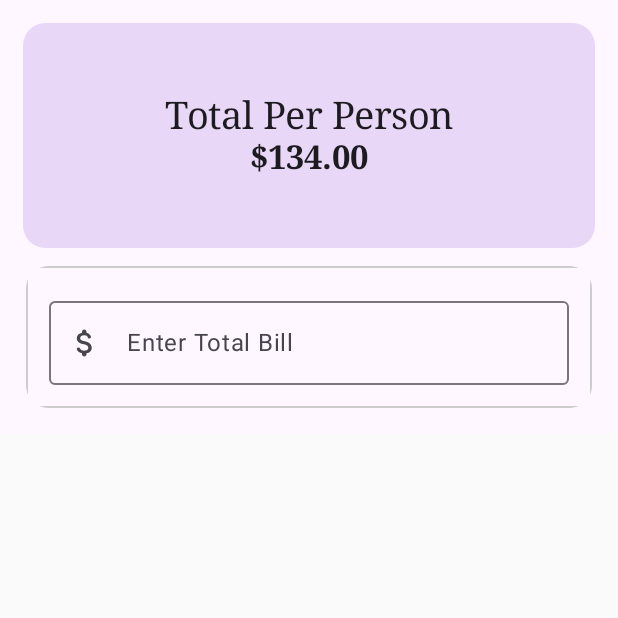
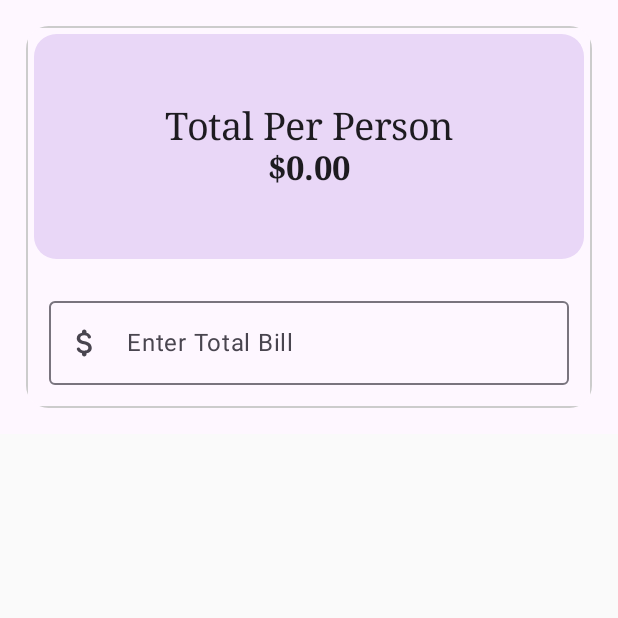
Before and after one commit to tamzidisrakadol/IntroToCompose, an Android app built with Jetpack Compose: the screen it shows after launch (MainActivity), on a phone screen of 412 x 824 dp, the top half of it. Run offline under Robolectric (Android 15) with nearby library versions, the light colour scheme and no system bars.

Commit message:
Intro to jetpack compose 1.Row and Column 2.Modifier 3.Lazy Column 4.CircularImage 5.side effect of jetpack compose -> launchedEffect, rememberCoroutineScope,rememberUpdateState,DisposableSideEffect
creating screens with compose
complete quotes app.
start a new login screen
complete login screen
working on TipCalculatorScreen
finish the TipCalculatorScreen

```diff
--- a/app/src/main/java/com/example/introtocompose/screens/TipCalculatorScreen.kt
+++ b/app/src/main/java/com/example/introtocompose/screens/TipCalculatorScreen.kt
@@ -56,12 +56,11 @@ import androidx.compose.ui.unit.sp
 @Preview(showSystemUi = true)
 @Composable
 fun TipCalculatorScreen() {
+
     Surface {
         Column(
             modifier = Modifier.padding(15.dp)
         ) {
-            TopHeader()
-            Spacer(modifier = Modifier.height(10.dp))
             MainContent()
         }
     }
@@ -69,7 +68,7 @@ fun TipCalculatorScreen() {
 
 
 @Composable
-fun TopHeader(totalPerPerson: Double = 134.0) {
+fun TopHeader(totalPerPerson: Double) {
     Surface(
         modifier = Modifier
             .fillMaxWidth()
@@ -140,6 +139,9 @@ fun BillForm(
     val tipAmountState = remember {
         mutableStateOf(0.0)
     }
+    val totalPerPersonState= remember {
+        mutableStateOf(0.0)
+    }
 
     val keyBoardController = LocalSoftwareKeyboardController.current
 
@@ -155,6 +157,8 @@ fun BillForm(
             verticalArrangement = Arrangement.Top,
             horizontalAlignment = Alignment.Start
         ) {
+            TopHeader(totalPerPersonState.value)
+            Spacer(modifier = Modifier.height(10.dp))
             InputFields(valueState = totalBillState,
                 labelId = "Enter Total Bill",
                 enabled = true,
@@ -217,7 +221,7 @@ fun BillForm(
                     )
                     Spacer(modifier = modify.width(180.dp))
                     Text(
-                        text = "${tipAmountState.value}", style = TextStyle(
+                        text = "$ ${tipAmountState.value}", style = TextStyle(
                             fontSize = 20.sp
                         )
                     )
@@ -242,6 +246,7 @@ fun BillForm(
                         onValueChange = {
                             sliderPositionState.value = it
                             tipAmountState.value = calculateTotalTip(totalBill = totalBillState.value.toDouble(), tipPercentage =  tipPercentage)
+                            totalPerPersonState.value= calculateTotalPerPerson(totalBillState.value.toDouble(),splitByState.value,tipPercentage)
                         },
                         modifier = modify.padding(start = 16.dp, end = 16.dp),
  //                       steps = 5,
@@ -262,6 +267,11 @@ fun calculateTotalTip(totalBill:Double,tipPercentage:Int):Double{
     }else{
         0.0
     }
+}
+
+fun calculateTotalPerPerson(totalBill: Double,spiltBy:Int,tipPercentage:Int):Double{
+    val bill = calculateTotalTip(totalBill,tipPercentage)+totalBill
+    return (bill/spiltBy)
 }
 
 
--- a/build.gradle.kts
+++ b/build.gradle.kts
@@ -1,5 +1,5 @@
 // Top-level build file where you can add configuration options common to all sub-projects/modules.
 plugins {
-    id("com.android.application") version "8.1.2" apply false
+    id("com.android.application") version "8.1.3" apply false
     id("org.jetbrains.kotlin.android") version "1.8.10" apply false
 }
```
